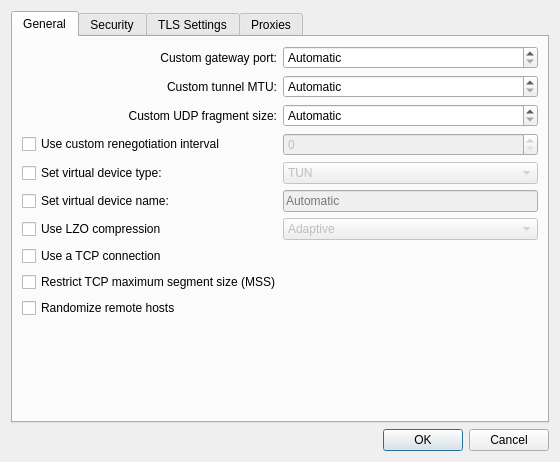
Above: vpn/openvpn/openvpnadvanced.ui from KDE/plasma-nm before the change. Below: the same form after it.
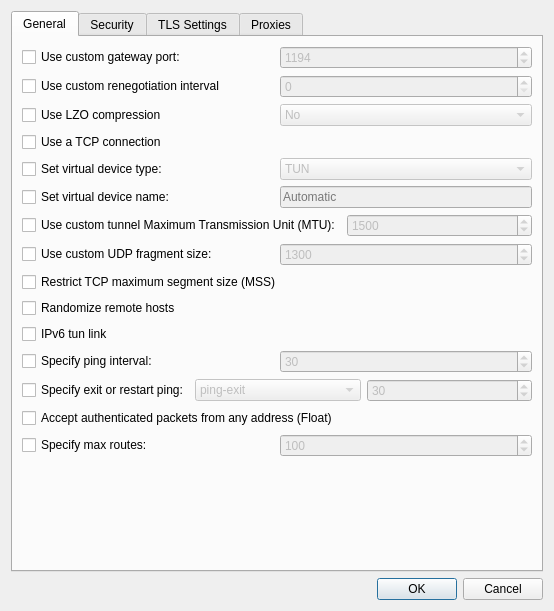
That is the form after the change. Custom widgets are drawn as their Qt base class.

Patch:
```diff
--- a/vpn/openvpn/openvpnadvanced.ui
+++ b/vpn/openvpn/openvpnadvanced.ui
@@ -6,12 +6,19 @@
    <rect>
     <x>0</x>
     <y>0</y>
-    <width>560</width>
-    <height>462</height>
+    <width>554</width>
+    <height>611</height>
    </rect>
   </property>
   <layout class="QGridLayout" name="gridLayout">
-   <item row="0" column="0">
+   <item row="2" column="0">
+    <widget class="QDialogButtonBox" name="buttonBox">
+     <property name="standardButtons">
+      <set>QDialogButtonBox::Cancel|QDialogButtonBox::Ok</set>
+     </property>
+    </widget>
+   </item>
+   <item row="1" column="0">
     <widget class="QTabWidget" name="tabWidget">
      <property name="currentIndex">
       <number>0</number>
@@ -20,100 +27,46 @@
       <attribute name="title">
        <string>General</string>
       </attribute>
-      <layout class="QGridLayout" name="gridLayout_3">
-       <item row="0" column="0">
+      <layout class="QVBoxLayout" name="verticalLayout_2">
+       <item>
         <layout class="QHBoxLayout" name="horizontalLayout_2">
          <item>
-          <widget class="QLabel" name="label_5">
+          <widget class="QCheckBox" name="chkCustomPort">
+           <property name="toolTip">
+            <string>TCP/UDP port number for peer. (Default value when there is no port for gateway).</string>
+           </property>
            <property name="text">
-            <string>Custom gateway port:</string>
-           </property>
-           <property name="alignment">
-            <set>Qt::AlignRight|Qt::AlignTrailing|Qt::AlignVCenter</set>
-           </property>
-           <property name="buddy">
-            <cstring>sbCustomPort</cstring>
+            <string>Use custom gateway port:</string>
            </property>
           </widget>
          </item>
          <item>
           <widget class="QSpinBox" name="sbCustomPort">
+           <property name="enabled">
+            <bool>false</bool>
+           </property>
            <property name="toolTip">
             <string>TCP/UDP port number for local-peer.</string>
            </property>
            <property name="specialValueText">
             <string comment="like in use Automatic configuration">Automatic</string>
            </property>
+           <property name="minimum">
+            <number>1</number>
+           </property>
            <property name="maximum">
-            <number>65536</number>
+            <number>65535</number>
            </property>
-          </widget>
-         </item>
-        </layout>
-       </item>
-       <item row="1" column="0">
-        <layout class="QHBoxLayout" name="horizontalLayout_8">
-         <item>
-          <widget class="QLabel" name="label_8">
-           <property name="text">
-            <string>Custom tunnel MTU:</string>
+           <property name="value">
+            <number>1194</number>
            </property>
-           <property name="alignment">
-            <set>Qt::AlignRight|Qt::AlignTrailing|Qt::AlignVCenter</set>
-           </property>
-           <property name="buddy">
-            <cstring>sbMtu</cstring>
-           </property>
           </widget>
          </item>
-         <item>
-          <widget class="QSpinBox" name="sbMtu">
-           <property name="toolTip">
-            <string>Take the TUN device MTU to be the specified value and derive the link MTU from it.</string>
-           </property>
-           <property name="specialValueText">
-            <string comment="like in use Automatic configuration">Automatic</string>
-           </property>
-           <property name="maximum">
-            <number>65533</number>
-           </property>
-          </widget>
-         </item>
         </layout>
        </item>
-       <item row="2" column="0">
+       <item>
         <layout class="QHBoxLayout" name="horizontalLayout_9">
          <item>
-          <widget class="QLabel" name="label_9">
-           <property name="text">
-            <string>Custom UDP fragment size:</string>
-           </property>
-           <property name="alignment">
-            <set>Qt::AlignRight|Qt::AlignTrailing|Qt::AlignVCenter</set>
-           </property>
-           <property name="buddy">
-            <cstring>sbUdpFragmentSize</cstring>
-           </property>
-          </widget>
-         </item>
-         <item>
-          <widget class="QSpinBox" name="sbUdpFragmentSize">
-           <property name="toolTip">
-            <string>Enable internal datagram fragmentation with this maximum size.</string>
-           </property>
-           <property name="specialValueText">
-            <string comment="like in use Automatic configuration">Automatic</string>
-           </property>
-           <property name="maximum">
-            <number>65535</number>
-           </property>
-          </widget>
-         </item>
-        </layout>
-       </item>
-       <item row="3" column="0">
-        <layout class="QHBoxLayout" name="horizontalLayout_7">
-         <item>
           <widget class="QCheckBox" name="chkUseCustomReneg">
            <property name="text">
             <string>Use custom renegotiation interval</string>
@@ -135,7 +88,56 @@
          </item>
         </layout>
        </item>
-       <item row="4" column="0">
+       <item>
+        <layout class="QHBoxLayout" name="horizontalLayout_12">
+         <item>
+          <widget class="QCheckBox" name="chkUseLZO">
+           <property name="toolTip">
+            <string>Use fast LZO compression.</string>
+           </property>
+           <property name="text">
+            <string>Use LZO compression</string>
+           </property>
+          </widget>
+         </item>
+         <item>
+          <widget class="QComboBox" name="cmbUseLZO">
+           <property name="enabled">
+            <bool>false</bool>
+           </property>
+           <property name="toolTip">
+            <string>Use fast LZO compression.</string>
+           </property>
+           <item>
+            <property name="text">
+             <string>No</string>
+            </property>
+           </item>
+           <item>
+            <property name="text">
+             <string>Yes</string>
+            </property>
+           </item>
+           <item>
+            <property name="text">
+             <string>Adaptive</string>
+            </property>
+           </item>
+          </widget>
+         </item>
+        </layout>
+       </item>
+       <item>
+        <widget class="QCheckBox" name="chkUseTCP">
+         <property name="toolTip">
+          <string>Use TCP for communicating with remote host.</string>
+         </property>
+         <property name="text">
+          <string>Use a TCP connection</string>
+         </property>
+        </widget>
+       </item>
+       <item>
         <layout class="QHBoxLayout" name="horizontalLayout_10">
          <item>
           <widget class="QCheckBox" name="chkUseVirtualDeviceType">
@@ -169,7 +171,7 @@
          </item>
         </layout>
        </item>
-       <item row="5" column="0">
+       <item>
         <layout class="QHBoxLayout" name="horizontalLayout_11">
          <item>
           <widget class="QCheckBox" name="chkUseVirtualDeviceName">
@@ -202,56 +204,76 @@
          </item>
         </layout>
        </item>
-       <item row="6" column="0">
-        <layout class="QHBoxLayout" name="horizontalLayout_12">
+       <item>
+        <layout class="QHBoxLayout" name="horizontalLayout_7">
          <item>
-          <widget class="QCheckBox" name="chkUseLZO">
+          <widget class="QCheckBox" name="chkMtu">
            <property name="toolTip">
             <string>Use fast LZO compression.</string>
            </property>
            <property name="text">
-            <string>Use LZO compression</string>
+            <string>Use custom tunnel Maximum Transmission Unit (MTU):</string>
            </property>
           </widget>
          </item>
          <item>
-          <widget class="QComboBox" name="cmbUseLZO">
+          <widget class="QSpinBox" name="sbMtu">
            <property name="enabled">
             <bool>false</bool>
            </property>
-           <property name="currentIndex">
-            <number>2</number>
+           <property name="toolTip">
+            <string>Take the TUN device MTU to be specified value and derive the link MTU from it.</string>
            </property>
-           <item>
-            <property name="text">
-             <string>No</string>
-            </property>
-           </item>
-           <item>
-            <property name="text">
-             <string>Yes</string>
-            </property>
-           </item>
-           <item>
-            <property name="text">
-             <string>Adaptive</string>
-            </property>
-           </item>
+           <property name="specialValueText">
+            <string comment="like in use Automatic configuration">Automatic</string>
+           </property>
+           <property name="minimum">
+            <number>1</number>
+           </property>
+           <property name="maximum">
+            <number>65535</number>
+           </property>
+           <property name="value">
+            <number>1500</number>
+           </property>
           </widget>
          </item>
         </layout>
        </item>
-       <item row="7" column="0">
-        <widget class="QCheckBox" name="chkUseTCP">
-         <property name="toolTip">
-          <string>Use TCP for communicating with remote host.</string>
-         </property>
-         <property name="text">
-          <string>Use a TCP connection</string>
-         </property>
-        </widget>
+       <item>
+        <layout class="QHBoxLayout" name="horizontalLayout_8">
+         <item>
+          <widget class="QCheckBox" name="chkCustomFragmentSize">
+           <property name="toolTip">
+            <string>Enable internal datagram fragmentation with this maximum size.</string>
+           </property>
+           <property name="text">
+            <string>Use custom UDP fragment size:</string>
+           </property>
+          </widget>
+         </item>
+         <item>
+          <widget class="QSpinBox" name="sbCustomFragmentSize">
+           <property name="enabled">
+            <bool>false</bool>
+           </property>
+           <property name="toolTip">
+            <string>Enable internal datagram fragmentation with this maximum size.</string>
+           </property>
+           <property name="specialValueText">
+            <string comment="like in use Automatic configuration">Automatic</string>
+           </property>
+           <property name="maximum">
+            <number>65535</number>
+           </property>
+           <property name="value">
+            <number>1300</number>
+           </property>
+          </widget>
+         </item>
+        </layout>
        </item>
-       <item row="8" column="0">
+       <item>
         <widget class="QCheckBox" name="chkMssRestrict">
          <property name="toolTip">
           <string>Restrict tunnel TCP maximum segment size.</string>
@@ -261,7 +283,7 @@
          </property>
         </widget>
        </item>
-       <item row="9" column="0">
+       <item>
         <widget class="QCheckBox" name="chkRandRemHosts">
          <property name="toolTip">
           <string>Randomize the order of gateways list (remote) as a kind of basic load-
@@ -272,15 +294,160 @@
          </property>
         </widget>
        </item>
-       <item row="10" column="0">
+       <item>
+        <widget class="QCheckBox" name="chkIpv6TunLink">
+         <property name="toolTip">
+          <string>Build a tun link capable of forwarding IPv6 traffic.</string>
+         </property>
+         <property name="text">
+          <string>IPv6 tun link</string>
+         </property>
+        </widget>
+       </item>
+       <item>
+        <layout class="QHBoxLayout" name="horizontalLayout_13">
+         <item>
+          <widget class="QCheckBox" name="chkPingInterval">
+           <property name="toolTip">
+            <string>Ping remote over the TCP/UDP control channel if no packets have been sent for at least n seconds.</string>
+           </property>
+           <property name="text">
+            <string>Specify ping interval:</string>
+           </property>
+          </widget>
+         </item>
+         <item>
+          <widget class="QSpinBox" name="sbPingInterval">
+           <property name="enabled">
+            <bool>false</bool>
+           </property>
+           <property name="toolTip">
+            <string>Ping remote over the TCP/UDP control channel if no packets have been sent for at least n seconds.</string>
+           </property>
+           <property name="minimum">
+            <number>1</number>
+           </property>
+           <property name="maximum">
+            <number>65535</number>
+           </property>
+           <property name="value">
+            <number>30</number>
+           </property>
+          </widget>
+         </item>
+        </layout>
+       </item>
+       <item>
+        <layout class="QHBoxLayout" name="horizontalLayout_15">
+         <item>
+          <widget class="QCheckBox" name="chkSpecifyExitRestartPing">
+           <property name="toolTip">
+            <string>Exit or restart after n seconds pass without reception of a ping or other packet from remote.</string>
+           </property>
+           <property name="text">
+            <string>Specify exit or restart ping:</string>
+           </property>
+          </widget>
+         </item>
+         <item>
+          <widget class="QComboBox" name="cbSpecifyExitRestartPing">
+           <property name="enabled">
+            <bool>false</bool>
+           </property>
+           <property name="toolTip">
+            <string>Exit or restart after n seconds pass without reception of a ping or other packet from remote.</string>
+           </property>
+           <item>
+            <property name="text">
+             <string>ping-exit</string>
+            </property>
+           </item>
+           <item>
+            <property name="text">
+             <string>ping-restart</string>
+            </property>
+           </item>
+          </widget>
+         </item>
+         <item>
+          <widget class="QSpinBox" name="sbSpecifyExitRestartPing">
+           <property name="enabled">
+            <bool>false</bool>
+           </property>
+           <property name="toolTip">
+            <string>Exit or restart after n seconds pass without reception of a ping or other packet from remote.</string>
+           </property>
+           <property name="minimum">
+            <number>1</number>
+           </property>
+           <property name="maximum">
+            <number>65535</number>
+           </property>
+           <property name="value">
+            <number>30</number>
+           </property>
+          </widget>
+         </item>
+        </layout>
+       </item>
+       <item>
+        <widget class="QCheckBox" name="chkAcceptAuthenticatedPackets">
+         <property name="toolTip">
+          <string>Allow remote peer to change its IP address and/or port number such as due to
+DHCP (this is the default if --remote is not used). --float when specified with --remote
+allows an OpenVPN session to initially connect to a peer at a known address,
+however if packets arrive from a new address and pass all authentication tests, the
+new address will take control of the session. This is useful when you are connecting
+to a peer which holds a dynamic address such as a dial-in user or DHCP client.
+
+
+Essentialy, --float tells OpenVPN to accept authenticated packets from any address,
+not only the address which was specified in the --remote option.</string>
+         </property>
+         <property name="text">
+          <string>Accept authenticated packets from any address (Float)</string>
+         </property>
+        </widget>
+       </item>
+       <item>
+        <layout class="QHBoxLayout" name="horizontalLayout_16">
+         <item>
+          <widget class="QCheckBox" name="chkMaxRoutes">
+           <property name="toolTip">
+            <string>Specify the maximum number of routes the server is allowed to specify.</string>
+           </property>
+           <property name="text">
+            <string>Specify max routes:</string>
+           </property>
+          </widget>
+         </item>
+         <item>
+          <widget class="QSpinBox" name="sbMaxRoutes">
+           <property name="enabled">
+            <bool>false</bool>
+           </property>
+           <property name="toolTip">
+            <string>Specify the maximum number of routes the server is allowed to specify.</string>
+           </property>
+           <property name="maximum">
+            <number>100000000</number>
+           </property>
+           <property name="value">
+            <number>100</number>
+           </property>
+          </widget>
+         </item>
+        </layout>
+       </item>
+       <item>
         <spacer name="verticalSpacer_5">
          <property name="orientation">
           <enum>Qt::Vertical</enum>
          </property>
          <property name="sizeHint" stdset="0">
           <size>
-           <width>306</width>
-           <height>0</height>
+           <width>303</width>
+           <height>11</height>
           </size>
          </property>
         </spacer>
@@ -832,13 +999,6 @@
      </widget>
     </widget>
    </item>
-   <item row="1" column="0">
-    <widget class="QDialogButtonBox" name="buttonBox">
-     <property name="standardButtons">
-      <set>QDialogButtonBox::Cancel|QDialogButtonBox::Ok</set>
-     </property>
-    </widget>
-   </item>
   </layout>
  </widget>
  <customwidgets>
```
Left out of the diff: 334 changed lines with no effect on the pictures.
